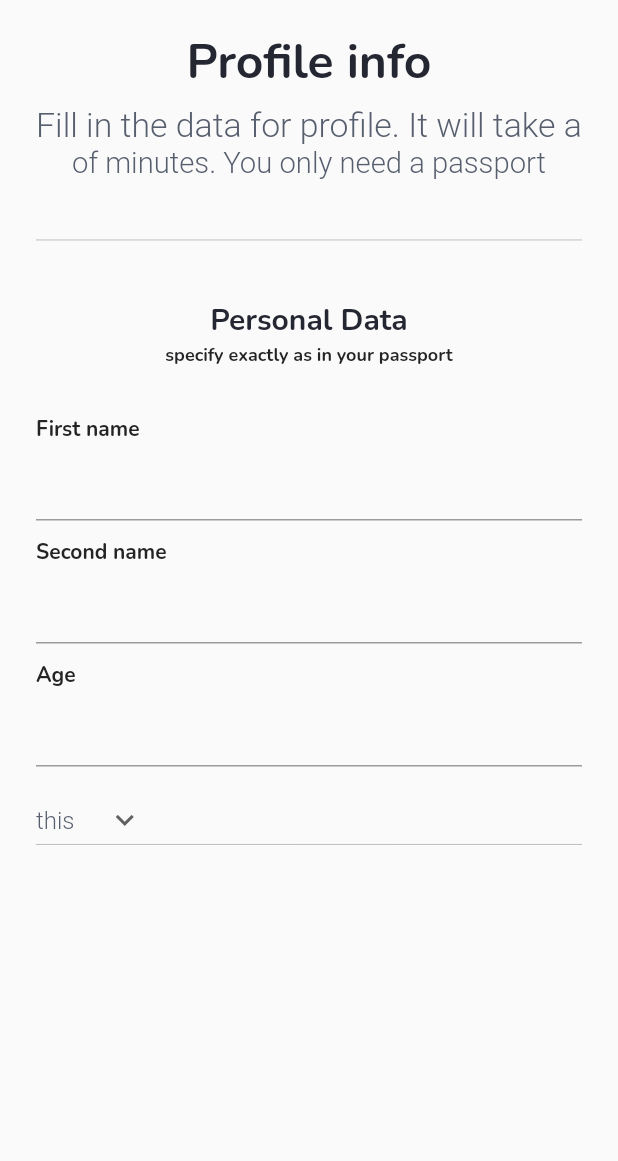
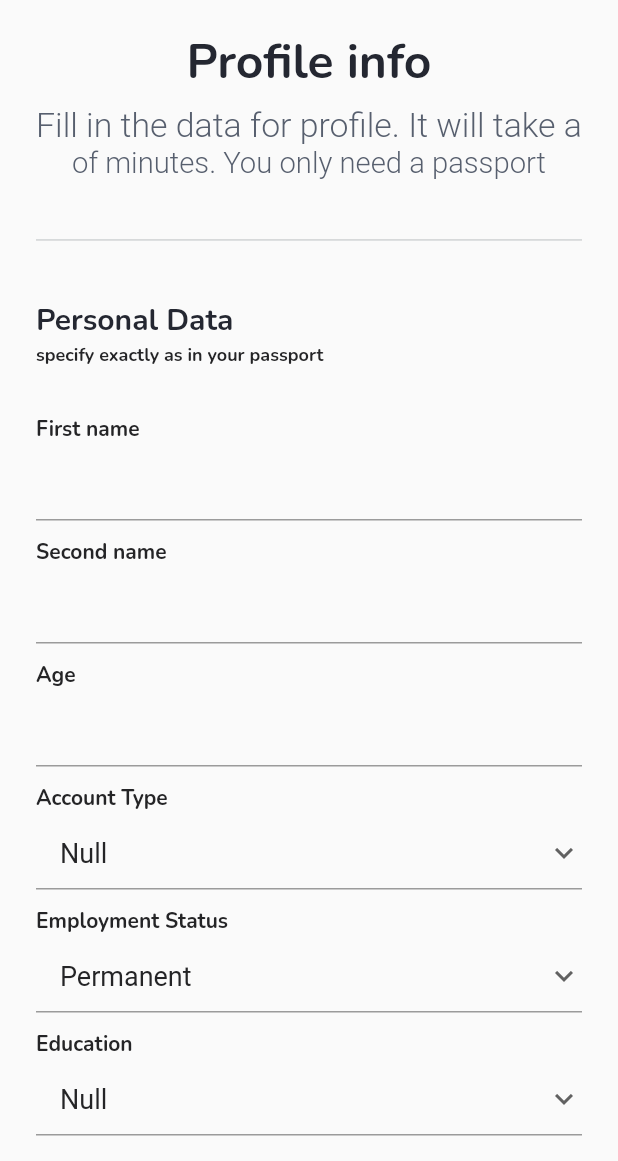
Before and after one commit to Adenugakolade-02/AI-Fintech-APP, a Flutter app: the screen it shows after launch, on a phone screen of 412 x 824 dp, the part 75-1236 px from its top. Run offline on Flutter 3.47's test engine with Material 2 defaults, Android fonts, the phone set to English and light mode, and no system bars.

Commit message:
fixed the dropped menu button added a navigation button

```diff
--- a/lib/screens/bio_data_screen.dart
+++ b/lib/screens/bio_data_screen.dart
@@ -2,6 +2,7 @@ import 'package:flutter/material.dart';
 import 'package:superlender/utils/constansts.dart';
 import 'package:superlender/widgets/company_name_headings.dart';
 import 'package:superlender/widgets/drop_downItems.dart';
+import 'package:superlender/widgets/navigator_button.dart';
 import 'package:superlender/widgets/profileinfo_subheading.dart';
 import 'package:superlender/widgets/plain_title_with_FormField.dart';
 import 'package:superlender/widgets/title_with_iconFormField.dart';
@@ -21,9 +22,10 @@ class BioDataScreen extends StatelessWidget {
                 CompanyHeading(),
 
                 Container(
-                  height: constraints.maxHeight*0.8,
+                  height: constraints.maxHeight-50,
                   child: SingleChildScrollView(
                     child : Column(
+                      crossAxisAlignment: CrossAxisAlignment.start,
                       children: <Widget>[
                       addVerticalSpace(20),
 
@@ -47,18 +49,17 @@ class BioDataScreen extends StatelessWidget {
                       addVerticalSpace(10),
                       const PlainTitlewithFormField(text:'Age',number:true),
                       addVerticalSpace(10),
-                      // const PlainTitlewithFormField(text:'Age',number:true),
-                      // addVerticalSpace(10),
-                      // const PlainTitlewithFormField(text:'Age',number:true),
-                      // addVerticalSpace(10),
-                      // const PlainTitlewithFormField(text:'Age',number:true),
-                      Container(
-                        width: constraints.maxWidth,
-                        child: DropDownItems(items: ['this','is','fucked']))
+                      const DropDownItems(items: ['Null','Savings','Current','Other'], title: 'Account Type'),
+                      addVerticalSpace(10),
+                      const DropDownItems(items: ['Permanent','Unemployed','Self-Employed','Student','Retire','Contract'], title: 'Employment Status',),
+                      addVerticalSpace(10),
+                      const DropDownItems(items: ['Null','Primary','Secondary','Graduate','Post Graduate'], title: 'Education'),
+                      addVerticalSpace(32),
+                      Center(child: NavigatorButton()),
+                      addVerticalSpace(10)
                       ],)
                   ),
                 )
-
               ]),
             );
           },
--- a/lib/utils/constansts.dart
+++ b/lib/utils/constansts.dart
@@ -43,6 +43,6 @@ const TextTheme TEXT_THEME_DEFAULT = TextTheme(
     color: COLOR_WHITE, fontWeight: FontWeight.w700, fontSize: 20, fontFamily: 'Nunito'),
 
   headline6: TextStyle(
-    color: COLOR_WHITE, fontWeight: FontWeight.w500, fontSize: 16),
+    color: COLOR_HEADINGS_BLACK, fontWeight: FontWeight.w500, fontSize: 16),
 
 );
--- a/lib/widgets/drop_downItems.dart
+++ b/lib/widgets/drop_downItems.dart
@@ -1,39 +1,57 @@
 import 'package:flutter/material.dart';
+import 'package:superlender/utils/constansts.dart';
+import 'package:superlender/utils/constant_functions.dart';
 
 class DropDownItems extends StatefulWidget {
   final List<String> items;
+  final String title;
 
-  const DropDownItems({Key? key,  required this.items}) : super(key: key);
+  const DropDownItems({Key? key, required this.items, required this.title}) : super(key: key);
   @override
   State<DropDownItems> createState() => _DropDownItemsState();
 }
 
 class _DropDownItemsState extends State<DropDownItems> {
+  TextTheme textTheme = TEXT_THEME_DEFAULT;
+  String? dropdownvalue;
+
+
+  @override
+  void initState() {
+    // TODO: implement initState
+    dropdownvalue = widget.items[0];
+    super.initState();
+  }
 
 
   @override
   Widget build(BuildContext context) {
     // String dropdownvalue = items[0];
-    String dropdownvalue = widget.items[0];
-    return Flexible(
-          child: DropdownButton(
+    return Container(
+      height: 72,
+      child: Column(
+        crossAxisAlignment: CrossAxisAlignment.start,
+        children: [
+          Text(widget.title, style: textTheme.headline3),
+          addVerticalSpace(3),
+          DropdownButtonFormField(
             value: dropdownvalue,
             icon: const Icon(Icons.keyboard_arrow_down),
-                      items:widget.items.map((String items) {
-                         return DropdownMenuItem(
-                             value: items,
-                             child: Text(items)
-                         );
-                    }
-                    ).toList(),
-                  onChanged: (newValue){
+            items: widget.items.map((String items) {return DropdownMenuItem(value: items, child: Text(items));}).toList(),
+
+            onChanged: (newValue) {
               setState(() {
                 dropdownvalue = newValue as String;
               });
             },
+
+            decoration: const InputDecoration(
+              contentPadding:  EdgeInsets.only(left:16)
             ),
-    )
-
-    ;
+            style: textTheme.headline4,
+            ) ,
+        ],
+      ),
+    );
   }
 }
--- a/lib/widgets/plain_title_with_FormField.dart
+++ b/lib/widgets/plain_title_with_FormField.dart
@@ -21,7 +21,7 @@ class PlainTitlewithFormField extends StatelessWidget {
           addVerticalSpace(3),
           TextFormField(
             style: textTheme.headline4,
-            keyboardType:number!? TextInputType.name: TextInputType.number ,
+            keyboardType:number!? TextInputType.number: TextInputType.name ,
             decoration: InputDecoration(
               contentPadding: const EdgeInsets.only(left:16)
             )
```
Also changed, not shown: lib/widgets/navigator_button.dart (added, +32 -0 lines). Lines whose indentation alone changed are shown as unchanged.
